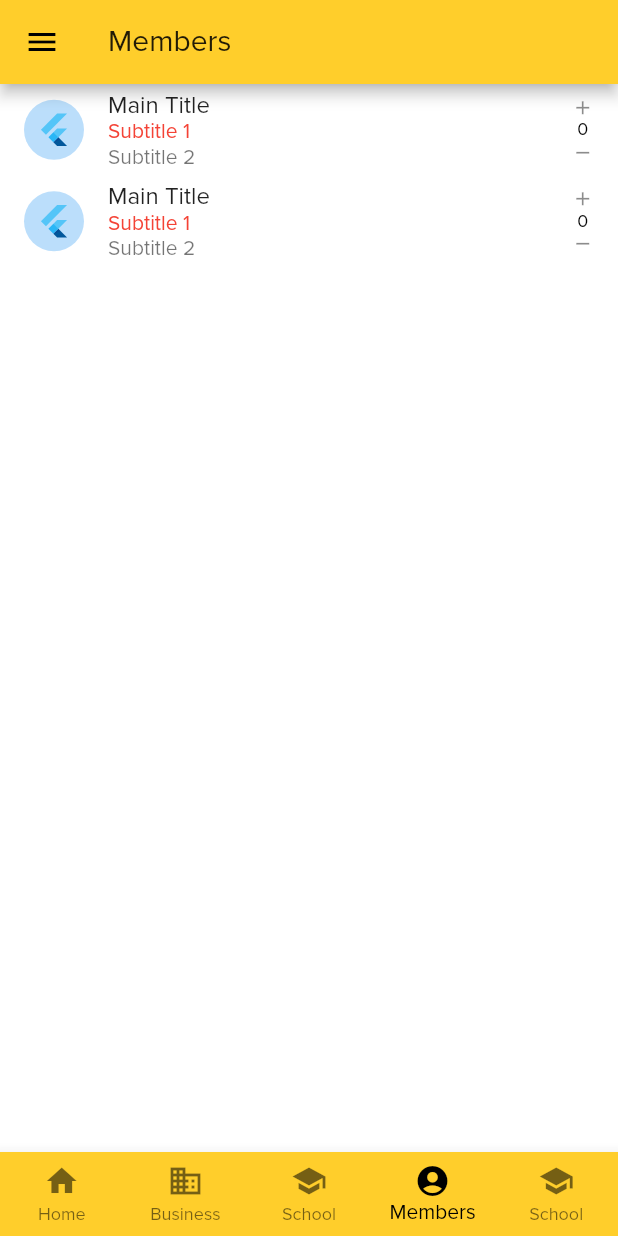
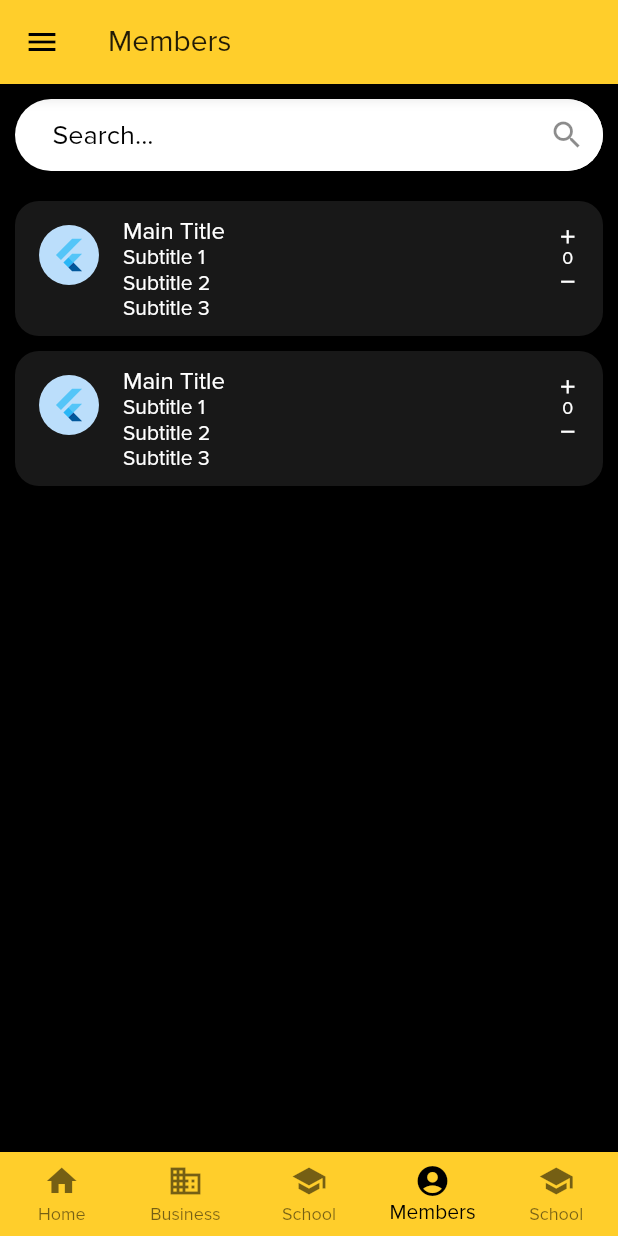
Before and after one commit to AdhamMagdyA/GymManager, a Flutter app: the screen it shows after launch, item 4 of the bottom bar chosen, on a phone screen of 412 x 824 dp. Run offline on Flutter 3.47's test engine with Material 2 defaults, Android fonts, the phone set to English and light mode, and no system bars; our stand-ins replace motion_tab_bar, timelines; missing offline and left inert: dart:html.

Commit message:
Added search bar and some styling

```diff
--- a/lib/common/my_list_tile.dart
+++ b/lib/common/my_list_tile.dart
@@ -15,23 +15,38 @@ class _CustomListTileState extends State<CustomListTile> {
   int number = 0;
   @override
   Widget build(BuildContext context) {
-    return ListTile(
+    return Container(
+      margin: EdgeInsetsDirectional.only(bottom: 10),
+      decoration: BoxDecoration(
+        color: Color(0xff181818),
+        borderRadius: BorderRadius.circular(16),
+      ),
+      child: ListTile(
+        minVerticalPadding: 10,
         leading: CircleAvatar(
           radius: 20,
           child: FlutterLogo(),
         ),
-      title: Text(widget.title),
+        title: Text(
+          widget.title,
+          style: TextStyle(color: Colors.white),
+        ),
         subtitle: Column(
           crossAxisAlignment: CrossAxisAlignment.start,
           mainAxisSize: MainAxisSize.min,
           children: [
             Text(
               widget.subtitle1,
-            style: TextStyle(
-              color: Colors.red,
+              style: TextStyle(color: Colors.white),
             ),
+            Text(
+              widget.subtitle2,
+              style: TextStyle(color: Colors.white),
             ),
-          Text(widget.subtitle2),
+            Text(
+              widget.subtitle3,
+              style: TextStyle(color: Colors.white),
+            ),
           ],
         ),
         trailing: Column(
@@ -40,6 +55,7 @@ class _CustomListTileState extends State<CustomListTile> {
               child: Icon(
                 Icons.add,
                 size: 15,
+                color: Colors.white,
               ),
               onTap: () {
                 setState(() {
@@ -50,12 +66,13 @@ class _CustomListTileState extends State<CustomListTile> {
             ),
             Text(
               "${number}",
-            style: TextStyle(fontSize: 12, color: Colors.black),
+              style: TextStyle(fontSize: 12, color: Colors.white),
             ),
             GestureDetector(
               child: Icon(
                 Icons.remove,
                 size: 15,
+                color: Colors.white,
               ),
               onTap: () {
                 setState(() {
@@ -71,6 +88,7 @@ class _CustomListTileState extends State<CustomListTile> {
           ],
           mainAxisSize: MainAxisSize.min,
         ),
+      ),
     );
   }
 }
--- a/lib/common/my_list_view.dart
+++ b/lib/common/my_list_view.dart
@@ -1,4 +1,5 @@
 import 'package:flutter/material.dart';
+import 'package:flutter/services.dart';
 
 import 'my_list_tile.dart';
 
@@ -30,13 +31,36 @@ class _MyListViewState extends State<MyListView> {
   @override
   Widget build(BuildContext context) {
     return Container(
-      child: ListView.builder(
+      color: Colors.black,
+      padding: EdgeInsetsDirectional.all(10),
+      child: Column(
+        children: [
+          Material(
+              elevation: 5.0,
+              borderRadius: BorderRadius.all(Radius.circular(30)),
+              child: TextField(
+                controller: TextEditingController(text: 'Search...'),
+                cursorColor: Theme.of(context).primaryColor,
+                style: TextStyle(color: Colors.black, fontSize: 18),
+                decoration: InputDecoration(
+                    suffixIcon: Material(
+                      borderRadius: BorderRadius.all(Radius.circular(30)),
+                      child: Icon(Icons.search),
+                    ),
+                    border: InputBorder.none,
+                    contentPadding:
+                        EdgeInsets.symmetric(horizontal: 25, vertical: 13)),
+              )),
+          SizedBox(height: 20),
+          ListView.builder(
               shrinkWrap: true,
               itemCount: users.length,
               itemBuilder: (ctx, index) {
                 return CustomListTile(
                     'Main Title', 'Subtitle 1', 'Subtitle 2', 'Subtitle 3');
               }),
+        ],
+      ),
     );
   }
 }
```
Lines whose indentation alone changed are shown as unchanged.
